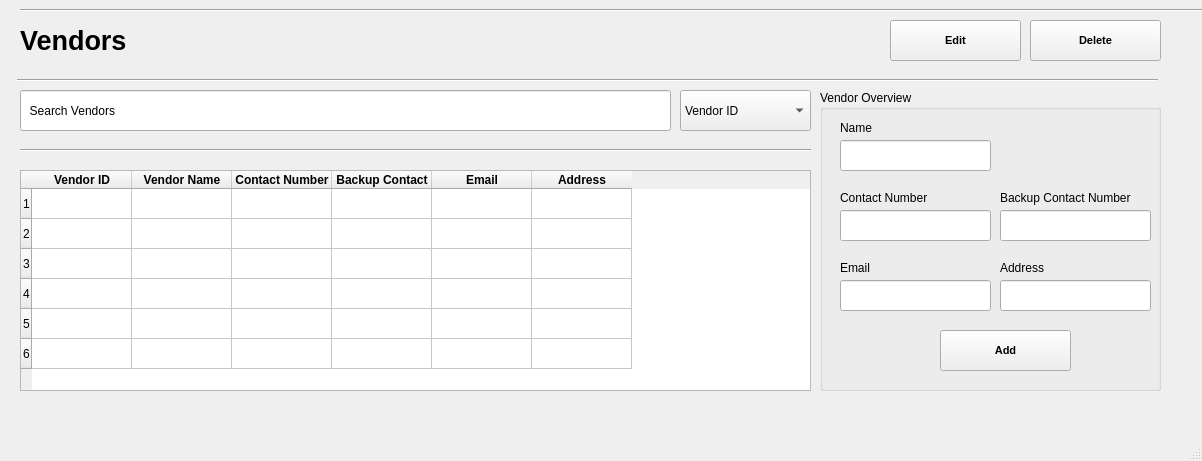
Before: the Qt Designer form Screens/Vendors.ui in basil-ali-khan/Inventory-Management-System, drawn with Qt 5.
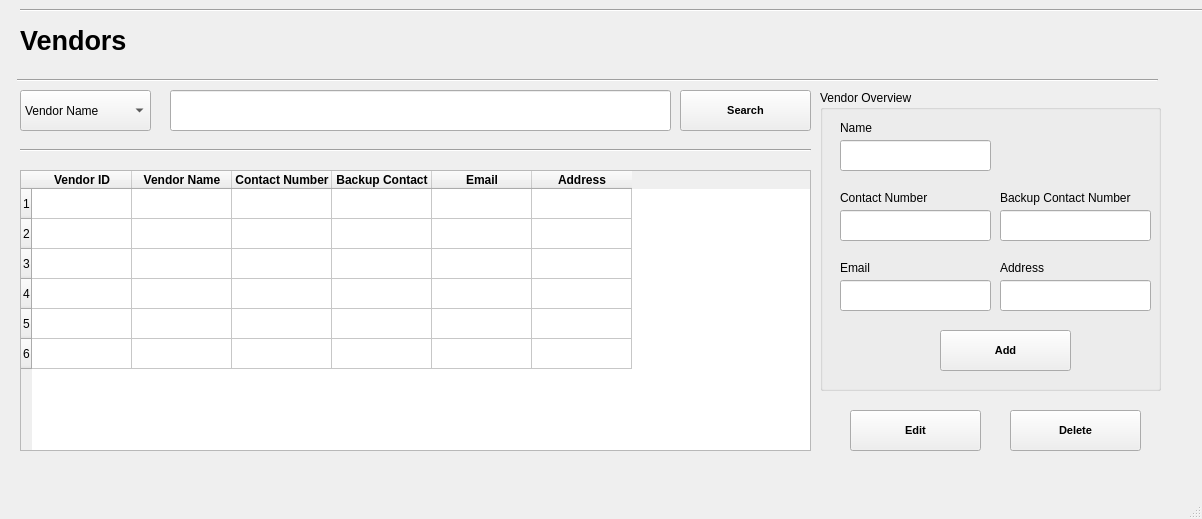
After: the same form once the commit is applied.

Commit message: Customer, Vendor Done

```diff
--- a/Screens/Vendors.ui
+++ b/Screens/Vendors.ui
@@ -7,7 +7,7 @@
     <x>0</x>
     <y>0</y>
     <width>1202</width>
-    <height>461</height>
+    <height>519</height>
    </rect>
   </property>
   <property name="windowTitle">
@@ -40,7 +40,7 @@
       <x>20</x>
       <y>170</y>
       <width>791</width>
-      <height>221</height>
+      <height>281</height>
      </rect>
     </property>
     <row>
@@ -143,17 +143,12 @@
    <widget class="QComboBox" name="comboBox">
     <property name="geometry">
      <rect>
-      <x>680</x>
+      <x>20</x>
       <y>90</y>
       <width>131</width>
       <height>41</height>
      </rect>
     </property>
-    <item>
-     <property name="text">
-      <string>Vendor ID</string>
-     </property>
-    </item>
     <item>
      <property name="text">
       <string>Vendor Name</string>
@@ -183,14 +178,14 @@
    <widget class="QLineEdit" name="lineEdit">
     <property name="geometry">
      <rect>
-      <x>20</x>
+      <x>170</x>
       <y>90</y>
-      <width>651</width>
+      <width>501</width>
       <height>41</height>
      </rect>
     </property>
     <property name="text">
-     <string>  Search Vendors</string>
+     <string/>
     </property>
    </widget>
    <widget class="Line" name="line">
@@ -389,8 +384,8 @@
    <widget class="QPushButton" name="editVendorButton">
     <property name="geometry">
      <rect>
-      <x>890</x>
-      <y>20</y>
+      <x>850</x>
+      <y>410</y>
       <width>131</width>
       <height>41</height>
      </rect>
@@ -409,8 +404,8 @@
    <widget class="QPushButton" name="pushButton_2">
     <property name="geometry">
      <rect>
-      <x>1030</x>
-      <y>20</y>
+      <x>1010</x>
+      <y>410</y>
       <width>131</width>
       <height>41</height>
      </rect>
@@ -426,6 +421,26 @@
      <string>Delete</string>
     </property>
    </widget>
+   <widget class="QPushButton" name="searchVendorButton">
+    <property name="geometry">
+     <rect>
+      <x>680</x>
+      <y>90</y>
+      <width>131</width>
+      <height>41</height>
+     </rect>
+    </property>
+    <property name="font">
+     <font>
+      <pointsize>8</pointsize>
+      <weight>75</weight>
+      <bold>true</bold>
+     </font>
+    </property>
+    <property name="text">
+     <string>Search</string>
+    </property>
+   </widget>
   </widget>
   <widget class="QMenuBar" name="menubar">
    <property name="geometry">
```
Left out of the diff: 18 changed lines with no effect on the pictures. The commit also changes 14 other files.
